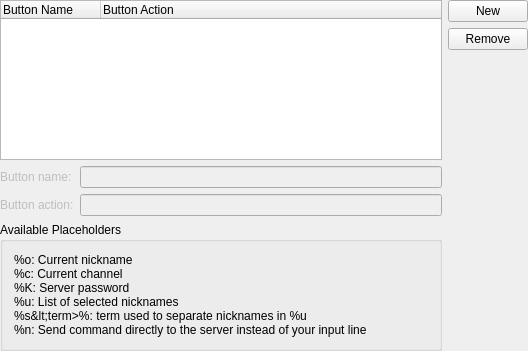
KDE/konversation, file src/config/quickbuttons_configui.ui: the form before one commit.
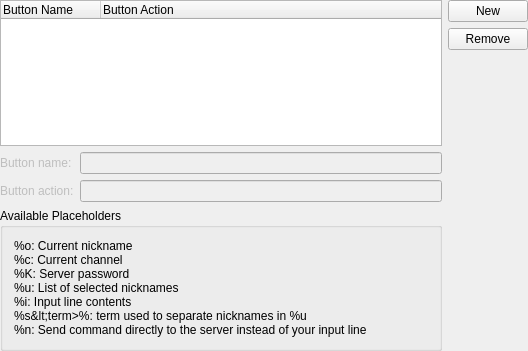
The form after the commit. Custom widgets are drawn as their Qt base class.

Commit message: Implement a new %i placeholder to grab the input line contents.

Diff of the .ui file:
```diff
--- a/src/config/quickbuttons_configui.ui
+++ b/src/config/quickbuttons_configui.ui
@@ -149,6 +149,7 @@
 %c: Current channel
 %K: Server password
 %u: List of selected nicknames
+%i: Input line contents
 %s&amp;lt;term&gt;%: term used to separate nicknames in %u
 %n: Send command directly to the server instead of your input line</string>
         </property>
```
The commit also changes 7 other files.
